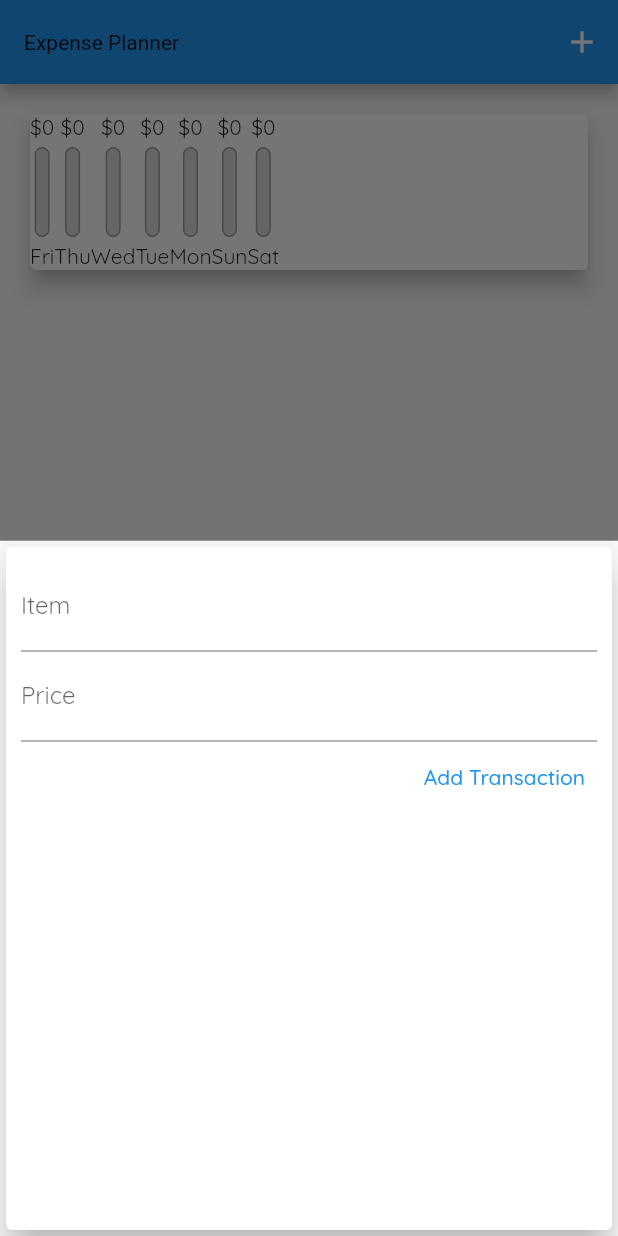
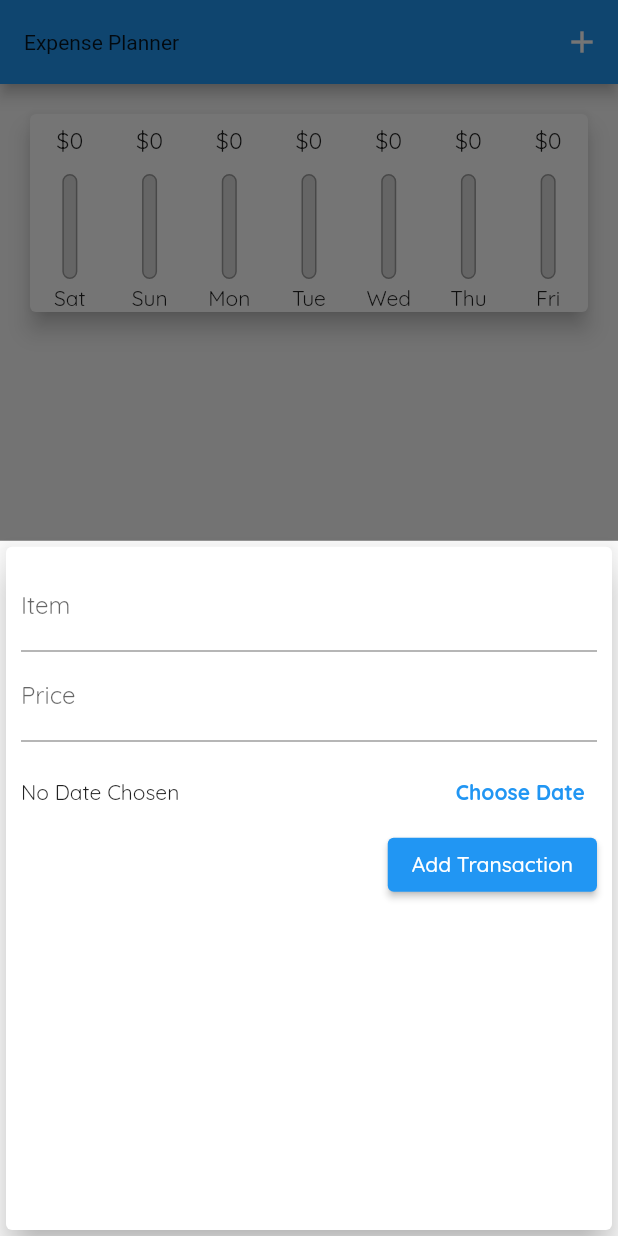
Before and after one commit to dwnlglendale/expense_planner, a Flutter app: the screen it shows after launch, after a tap on the "add" icon, on a phone screen of 412 x 824 dp. Run offline on Flutter 3.47's test engine with Material 2 defaults, Android fonts, the phone set to English and light mode, and no system bars.

Commit message:
added datepicker

```diff
--- a/lib/widgets/chart.dart
+++ b/lib/widgets/chart.dart
@@ -8,17 +8,17 @@ class Chart extends StatelessWidget {
 
   final List<Transaction> recentTransactions;
 
-  List <Map <String, dynamic>> get groupedTransactionValues {
-    return List.generate(7, (index){
-      final weekDay = DateTime.now().subtract(Duration(days: index), );
+  List<Map<String, dynamic>> get groupedTransactionValues {
+    return List.generate(7, (index) {
+      final weekDay = DateTime.now().subtract(
+        Duration(days: index),
+      );
       var totalSum = 0.0;
 
-      for (var i = 0; i < recentTransactions.length; i++){
-        if (
-            recentTransactions[i].date.day == weekDay.day &&
+      for (var i = 0; i < recentTransactions.length; i++) {
+        if (recentTransactions[i].date.day == weekDay.day &&
             recentTransactions[i].date.month == weekDay.month &&
-            recentTransactions[i].date.year == weekDay.year
-        ) {
+            recentTransactions[i].date.year == weekDay.year) {
           totalSum += recentTransactions[i].price;
         }
       }
@@ -27,25 +27,37 @@ class Chart extends StatelessWidget {
       print(totalSum);
 
       return {
-        'day': DateFormat.E().format(weekDay), 'amount': totalSum,};
-    });
+        'day': DateFormat.E().format(weekDay),
+        'amount': totalSum,
+      };
+    }).reversed.toList();
   }
 
-  double get totalSpending{
+  double get totalSpending {
     return groupedTransactionValues.fold(0.0, (sum, item) {
       return sum + item['amount'];
     });
   }
 
-
   @override
   Widget build(BuildContext context) {
-    return  Card(
+    return Card(
       elevation: 6,
       margin: const EdgeInsets.all(20),
-      child: Row(children: groupedTransactionValues.map((data){
-        return ChartBar(label: data['day'].toString(), spendingAmount: data['amount'], spendingPctOfTotal: totalSpending,);
-      }).toList(),),
+      child: Row(
+        mainAxisAlignment: MainAxisAlignment.spaceAround,
+        children: groupedTransactionValues.map((data) {
+          return Flexible(
+            fit: FlexFit.tight,
+            child: ChartBar(
+              label: data['day'].toString(),
+              spendingAmount: data['amount'],
+              spendingPctOfTotal:
+                  totalSpending == 0.0 ? 0.0 : data['amount'] / totalSpending,
+            ),
+          );
+        }).toList(),
+      ),
     );
   }
 }
--- a/lib/widgets/chart_bar.dart
+++ b/lib/widgets/chart_bar.dart
@@ -16,12 +16,17 @@ class ChartBar extends StatelessWidget {
   Widget build(BuildContext context) {
     return Column(
       children: [
-        Text('\$${spendingAmount.toStringAsFixed(0)}'),
+        Padding(
+          padding: const EdgeInsets.all(8.0),
+          child: Container(
+            height: 20,
+              child: FittedBox(child: Text('\$${spendingAmount.toStringAsFixed(0)}'))),
+        ),
         const SizedBox(
           height: 4,
         ),
         Container(
-          height: 60,
+          height: 70,
           width: 10,
           child: Stack(
             children: [
@@ -29,7 +34,7 @@ class ChartBar extends StatelessWidget {
                 decoration: BoxDecoration(
                     border: Border.all(color: Colors.grey, width: 1.0),
                     color: Color.fromRGBO(220, 220, 220, 1),
-                    borderRadius: BorderRadius.circular(10)),
+                    borderRadius: BorderRadius.circular(5)),
               ),
               FractionallySizedBox(
                 heightFactor: spendingPctOfTotal,
--- a/lib/widgets/new_transaction.dart
+++ b/lib/widgets/new_transaction.dart
@@ -1,9 +1,11 @@
+import 'package:flutter/cupertino.dart';
 import 'package:flutter/material.dart';
+import 'package:intl/intl.dart';
 
 class NewTransaction extends StatefulWidget {
-   NewTransaction({Key? key, required this.addTx}) : super(key: key);
+  const NewTransaction({Key? key, required this.addTx}) : super(key: key);
 
-  final Function addTx ;
+  final Function addTx;
 
   @override
   State<NewTransaction> createState() => _NewTransactionState();
@@ -13,18 +15,39 @@ class _NewTransactionState extends State<NewTransaction> {
   final itemController = TextEditingController();
 
   final priceController = TextEditingController();
+   DateTime? _selectedDate;
 
-  void submitData (){
+  void _submitData() {
+    final _enteredTitle = itemController.text;
+    final _enteredAmount = double.parse(priceController.text);
 
-    final enteredTitle = itemController.text;
-    final enteredAmount = double.parse(priceController.text);
 
-    if (enteredTitle.isEmpty || enteredAmount <= 0){
+    if (_enteredTitle.isEmpty || _enteredAmount <= 0) {
       return;
     }
 
-    widget.addTx(enteredTitle, enteredAmount,);
+    widget.addTx(
+      _enteredTitle,
+      _enteredAmount,
+      _selectedDate,
+
+    );
     Navigator.of(context).pop();
+  }
+
+  void _presentDatePicker() {
+    showDatePicker(
+        context: context,
+        initialDate: DateTime.now(),
+        firstDate: DateTime(2019),
+        lastDate: DateTime.now()).then((pickedDate){
+          if (pickedDate == null) {
+            return;
+          }
+           setState(() {
+             _selectedDate = pickedDate;
+           });
+    });
   }
 
   @override
@@ -34,14 +57,48 @@ class _NewTransactionState extends State<NewTransaction> {
       child: Container(
         padding: const EdgeInsets.all(10),
         child: Column(
-          crossAxisAlignment: CrossAxisAlignment.end ,
-          children:  [
-            TextField(decoration: const InputDecoration(labelText: 'Item'),controller: itemController,onSubmitted: (_val) => submitData(),),
-            TextField(decoration: const InputDecoration(labelText: 'Price'),controller: priceController, keyboardType: TextInputType.number,onSubmitted: (_val) => submitData(),),
-            TextButton(onPressed: () {
-                submitData();
+          crossAxisAlignment: CrossAxisAlignment.end,
+          children: [
+            TextField(
+              decoration: const InputDecoration(labelText: 'Item'),
+              controller: itemController,
+              onSubmitted: (_val) => _submitData(),
+            ),
+            TextField(
+              decoration: const InputDecoration(labelText: 'Price'),
+              controller: priceController,
+              keyboardType: TextInputType.number,
+              onSubmitted: (_val) => _submitData(),
+            ),
+            const SizedBox(
+              height: 10,
+            ),
+            Row(
+               mainAxisAlignment: MainAxisAlignment.spaceBetween,
+              children: [
+                 Text( _selectedDate == null ? 'No Date Chosen' :'Picked Date: ${DateFormat.yMMMd().format(_selectedDate!)}' ),
+                TextButton(
+                  child: Text(
+                    'Choose Date',
+                    style: TextStyle(
+                      color: Theme.of(context).primaryColor,
+                      fontWeight: FontWeight.bold,
+                    ),
+                  ),
+                  onPressed: () {
+                    _presentDatePicker();
+                  },
+                ),
+              ],
+            ),
+            ElevatedButton(
+              onPressed: () {
+                _submitData();
               },
-              child: const Text('Add Transaction',),),
+              child: const Text(
+                'Add Transaction',
+              ),
+            ),
           ],
         ),
       ),
--- a/lib/widgets/transaction_list.dart
+++ b/lib/widgets/transaction_list.dart
@@ -22,6 +22,7 @@ class TransactionList extends StatelessWidget {
                 ],
               )
             : Card(
+          elevation: 6,
                 child: ListTile(
                   leading: Container(
                     margin: const EdgeInsets.symmetric(
@@ -35,12 +36,14 @@ class TransactionList extends StatelessWidget {
                       ),
                     ),
                     padding: const EdgeInsets.all(8),
+                    child: FittedBox(
                       child: Text(
                         '\$${tx.price.toStringAsFixed(2)}',
                         style: TextStyle(
                             fontWeight: FontWeight.bold,
                             fontSize: 10,
                             color: Theme.of(context).primaryColorDark),
+                      ),
                     ),
                   ),
                   title: Text(tx.title),
```
Lines whose indentation alone changed are shown as unchanged.
